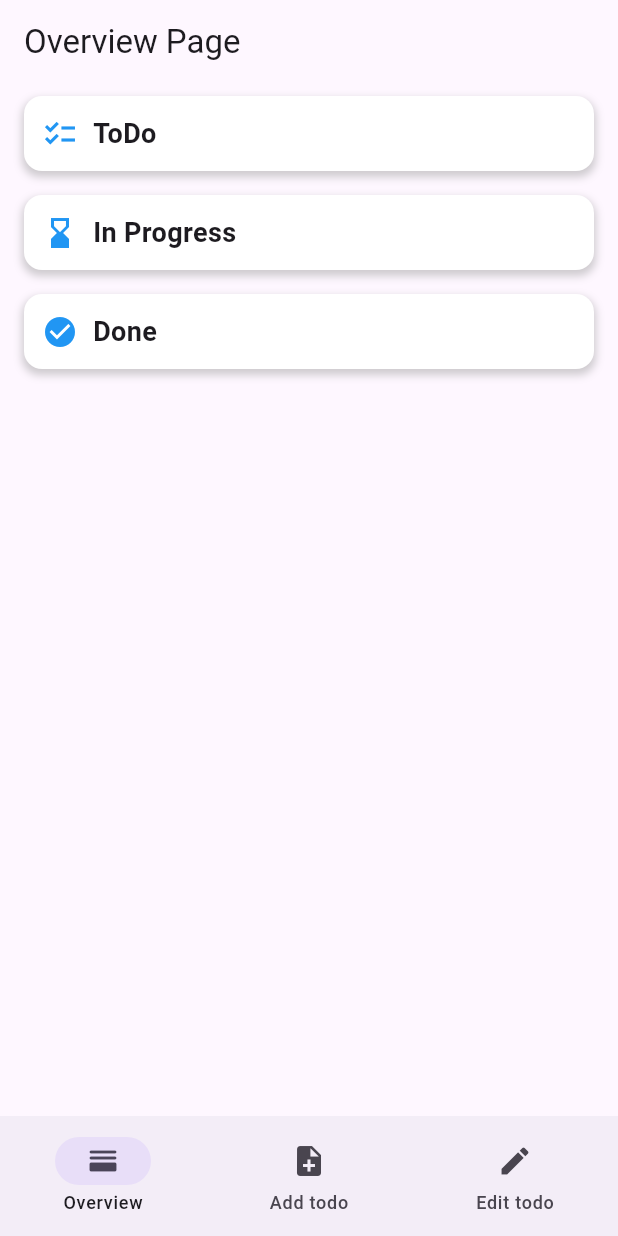
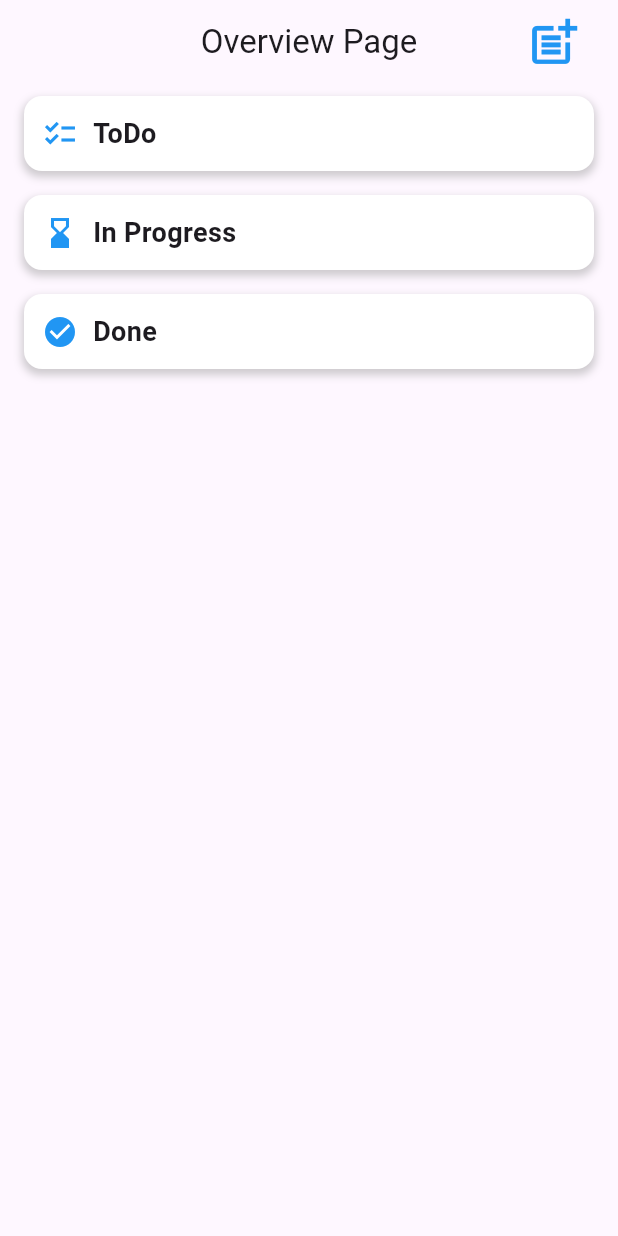
Before and after one commit to ernestocarocca/todo_app_project, a Flutter app: the screen it shows after launch, on a phone screen of 412 x 824 dp. Run offline on Flutter 3.47's test engine with Material 3 defaults, Android fonts, the phone set to English and light mode, and no system bars; our stand-ins replace shared_preferences.

```diff
--- a/lib/main.dart
+++ b/lib/main.dart
@@ -53,35 +53,14 @@ class _MyHomePageState extends State<MyHomePage> {
   @override
   Widget build(BuildContext context) {
     List<Widget> pages = [
-      OverviewPage(),
-      AddTodoPage(),
+      const OverviewPage(),
+      const AddTodoPage(),
       EditTodoPage(),
     ];
 
     return Scaffold(
       body: pages[currentPage],
-      bottomNavigationBar: NavigationBar(
-        destinations: const [
-          NavigationDestination(
-            icon: Icon(Icons.horizontal_split_rounded),
-            label: 'Overview',
-          ),
-          NavigationDestination(
-            icon: Icon(Icons.note_add),
-            label: 'Add todo',
-          ),
-          NavigationDestination(
-            icon: Icon(Icons.edit),
-            label: 'Edit todo',
-          ),
-        ],
-        onDestinationSelected: (int index) {
-          setState(() {
-            currentPage = index;
-          });
-        },
-        selectedIndex: currentPage,
-      ),
+
     );
   }
 }
--- a/lib/pages/done_page.dart
+++ b/lib/pages/done_page.dart
@@ -23,6 +23,7 @@ class DonePage extends StatelessWidget {
     return Scaffold(
       appBar: AppBar(
         title: const Text('Done Page'),
+        centerTitle: true,
       ),
       body: Container(
         padding: const EdgeInsets.all(16.0),
--- a/lib/pages/inprogress_page.dart
+++ b/lib/pages/inprogress_page.dart
@@ -23,6 +23,7 @@ class InProgressPage extends StatelessWidget {
     return Scaffold(
       appBar: AppBar(
         title: const Text('In Progress Page'),
+        centerTitle: true,
       ),
       body: Container(
         padding: const EdgeInsets.all(16.0),
--- a/lib/pages/overview_page.dart
+++ b/lib/pages/overview_page.dart
@@ -1,4 +1,5 @@
 import 'package:flutter/material.dart';
+import 'package:todo_app_project/pages/addtodo_page.dart';
 import 'package:todo_app_project/pages/todo_page.dart';
 import 'package:todo_app_project/pages/inprogress_page.dart';
 import 'package:todo_app_project/pages/done_page.dart';
@@ -12,6 +13,26 @@ class OverviewPage extends StatelessWidget {
     return Scaffold(
       appBar: AppBar(
         title: const Text('Overview Page'),
+        centerTitle: true,
+        actions: [
+          Container(
+            padding: const EdgeInsets.only(right: 16.0),
+          child: IconButton(
+            icon: const Icon(Icons.post_add,
+            size: 38,
+            color: Colors.blue,
+            ),
+            onPressed: () {
+              Navigator.push(
+                context,
+                MaterialPageRoute(
+                  builder: (BuildContext context) => const AddTodoPage(),
+                ),
+              );
+            },
+          ),
+          ),
+        ],
       ),
       body: Column(
         crossAxisAlignment: CrossAxisAlignment.stretch,
```
Also changed, not shown: lib/pages/todo_page.dart (+21 -0 lines).
